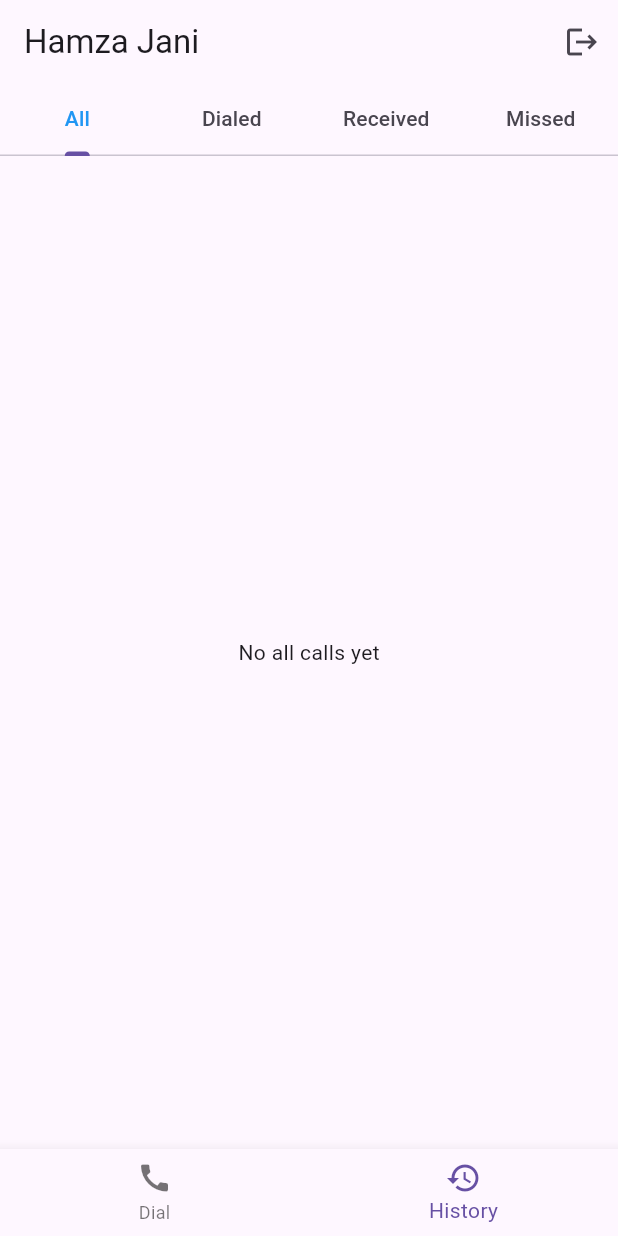
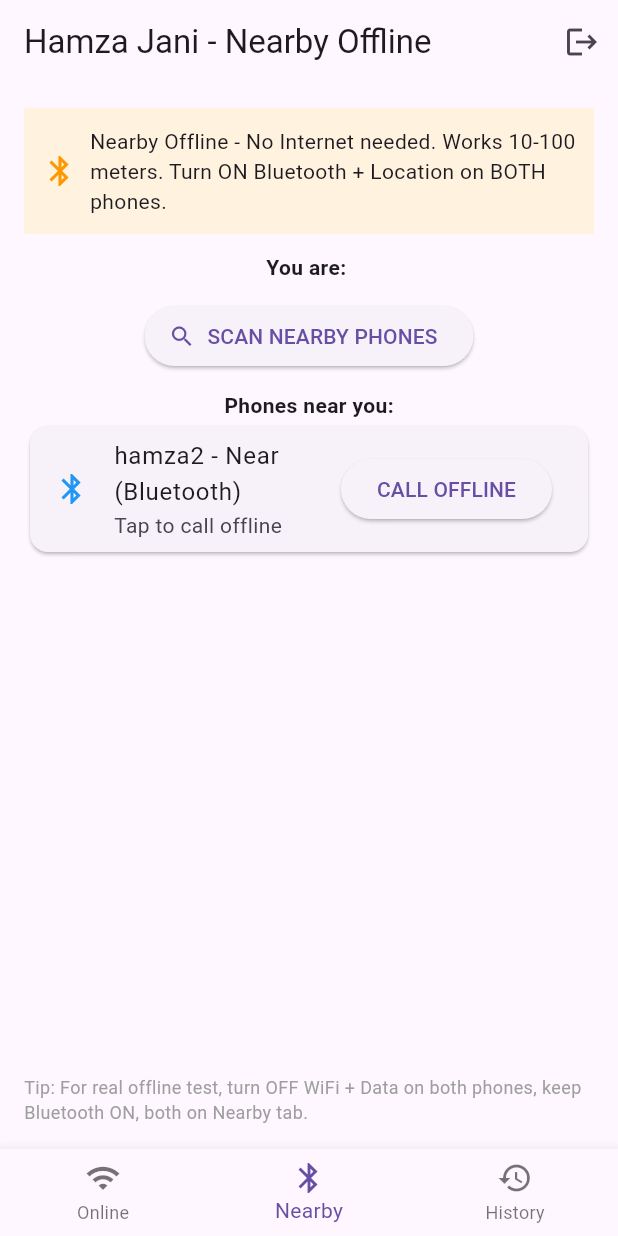
Before and after one commit to ameerhamzaa609-cloud/hamza-jani, a Flutter app: the screen it shows once a user with an empty profile is signed in, item 2 of the bottom bar chosen, on a phone screen of 412 x 824 dp. Run offline on Flutter 3.47's test engine with Material 3 defaults, Android fonts, the phone set to English and light mode, and no system bars; our stand-ins replace cloud_firestore, firebase_auth, firebase_core, permission_handler; missing offline and left inert: flutter_webrtc, nearby_connections; accounts and stored records are empty; generated files the repository leaves out were written again.

Commit message:
Implement Nearby connections and UI updates
Added Nearby connections functionality and improved UI for online and offline calls.

```diff
--- a/lib/main.dart
+++ b/lib/main.dart
@@ -4,12 +4,13 @@ import 'package:firebase_auth/firebase_auth.dart';
 import 'package:cloud_firestore/cloud_firestore.dart';
 import 'package:flutter_webrtc/flutter_webrtc.dart';
 import 'package:permission_handler/permission_handler.dart';
+import 'package:nearby_connections/nearby_connections.dart';
 import 'firebase_options.dart';
 
 void main() async {
   WidgetsFlutterBinding.ensureInitialized();
-  try { await Firebase.initializeApp(options: DefaultFirebaseOptions.currentPlatform); } catch (e) { print("Firebase init: $e"); }
-  await [Permission.microphone, Permission.camera].request();
+  try { await Firebase.initializeApp(options: DefaultFirebaseOptions.currentPlatform); } catch (e) { print("Firebase: $e"); }
+  await [Permission.microphone, Permission.camera, Permission.bluetoothScan, Permission.bluetoothConnect, Permission.location].request();
   runApp(HamzaApp());
 }
 
@@ -42,9 +43,8 @@ class _LoginScreenState extends State<LoginScreen> {
     try {
       String email = "${userController.text.trim()}@hamzajani.com";
       String pass = passController.text.trim();
-      if (isLogin) {
-        await FirebaseAuth.instance.signInWithEmailAndPassword(email: email, password: pass);
-      } else {
+      if (isLogin) { await FirebaseAuth.instance.signInWithEmailAndPassword(email: email, password: pass); }
+      else {
         await FirebaseAuth.instance.createUserWithEmailAndPassword(email: email, password: pass);
         await FirebaseFirestore.instance.collection("users").doc(FirebaseAuth.instance.currentUser!.uid).set({
           "username": userController.text.trim(), "uid": FirebaseAuth.instance.currentUser!.uid, "created": FieldValue.serverTimestamp(),
@@ -81,41 +81,40 @@ class _HomeScreenState extends State<HomeScreen> {
   @override Widget build(BuildContext context) {
     String myUid = FirebaseAuth.instance.currentUser!.uid;
     return Scaffold(
-      appBar: AppBar(title: Text("Hamza Jani"), actions: [IconButton(icon: Icon(Icons.logout), onPressed: ()=> FirebaseAuth.instance.signOut())]),
-      body: _tab == 0 ? _buildDialTab(myUid) : CallHistoryScreen(myUid: myUid),
+      appBar: AppBar(title: Text("Hamza Jani - ${_tab==0 ? "Online" : _tab==1 ? "Nearby Offline" : "History"}"), actions: [IconButton(icon: Icon(Icons.logout), onPressed: ()=> FirebaseAuth.instance.signOut())]),
+      body: _tab==0 ? _buildOnlineTab(myUid) : _tab==1 ? NearbyScreen() : CallHistoryScreen(myUid: myUid),
       bottomNavigationBar: BottomNavigationBar(
         currentIndex: _tab, onTap: (i)=> setState(()=> _tab=i),
-        items: [BottomNavigationBarItem(icon: Icon(Icons.call), label: "Dial"), BottomNavigationBarItem(icon: Icon(Icons.history), label: "History")],
+        items: [
+          BottomNavigationBarItem(icon: Icon(Icons.wifi), label: "Online"),
+          BottomNavigationBarItem(icon: Icon(Icons.bluetooth), label: "Nearby"),
+          BottomNavigationBarItem(icon: Icon(Icons.history), label: "History"),
+        ],
       ),
     );
   }
-  Widget _buildDialTab(String myUid){
+  Widget _buildOnlineTab(String myUid){
     return Padding(padding: EdgeInsets.all(16), child: Column(children: [
+      Container(padding: EdgeInsets.all(10), color: Colors.blue[50], child: Row(children: [Icon(Icons.wifi, color: Colors.blue), SizedBox(width: 8), Expanded(child: Text("Online Call - Any distance, needs Internet"))])),
+      SizedBox(height: 10),
       TextField(controller: searchController, decoration: InputDecoration(labelText: "Search User ID", suffixIcon: IconButton(icon: Icon(Icons.search), onPressed: search))),
       Expanded(child: ListView.builder(itemCount: results.length, itemBuilder: (c,i){
         var data = results[i].data() as Map<String,dynamic>;
         return ListTile(title: Text(data["username"] ?? ""), trailing: ElevatedButton(child: Text("CALL"), onPressed: (){
           String callId = "${myUid}_${data["uid"]}_${DateTime.now().millisecondsSinceEpoch}";
-          Navigator.push(context, MaterialPageRoute(builder: (_) => CallScreen(callId: callId, isCaller: true, otherUid: data["uid"], otherName: data["username"] ?? "")));
+          Navigator.push(context, MaterialPageRoute(builder: (_) => CallScreen(callId: callId, isCaller: true, otherUid: data["uid"], otherName: data["username"] ?? "", isOffline: false)));
         }));
       })),
       StreamBuilder<QuerySnapshot>(
         stream: FirebaseFirestore.instance.collection("calls").where("to", isEqualTo: myUid).where("status", isEqualTo: "calling").snapshots(),
         builder: (c,snap){
           if(!snap.hasData || snap.data!.docs.isEmpty) return SizedBox();
-          var callDoc = snap.data!.docs.first;
-          var callData = callDoc.data() as Map<String,dynamic>;
-          return Card(color: Colors.green[100], child: ListTile(
-            title: Text("Incoming Call"),
-            subtitle: Text("From: ${callData["fromName"] ?? "User"}"),
+          var callDoc = snap.data!.docs.first; var callData = callDoc.data() as Map<String,dynamic>;
+          return Card(color: Colors.green[100], child: ListTile(title: Text("Incoming Online Call"), subtitle: Text("From: ${callData["fromName"] ?? "User"}"),
             trailing: Row(mainAxisSize: MainAxisSize.min, children: [
-              ElevatedButton(child: Text("Accept"), onPressed: (){
-                Navigator.push(context, MaterialPageRoute(builder: (_) => CallScreen(callId: callDoc.id, isCaller: false, otherUid: callData["from"], otherName: callData["fromName"] ?? "")));
-              }),
+              ElevatedButton(child: Text("Accept"), onPressed: (){ Navigator.push(context, MaterialPageRoute(builder: (_) => CallScreen(callId: callDoc.id, isCaller: false, otherUid: callData["from"], otherName: callData["fromName"] ?? "", isOffline: false))); }),
               SizedBox(width: 8),
-              ElevatedButton(child: Text("Reject"), style: ElevatedButton.styleFrom(backgroundColor: Colors.red), onPressed: () async {
-                await callDoc.reference.update({"status":"missed", "endTime": FieldValue.serverTimestamp()});
-              }),
+              ElevatedButton(child: Text("Reject"), style: ElevatedButton.styleFrom(backgroundColor: Colors.red), onPressed: () async { await callDoc.reference.update({"status":"missed"}); }),
             ]),
           ));
         },
@@ -124,19 +123,56 @@ class _HomeScreenState extends State<HomeScreen> {
   }
 }
 
-class CallHistoryScreen extends StatefulWidget {
-  final String myUid; CallHistoryScreen({required this.myUid});
-  @override _CallHistoryScreenState createState() => _CallHistoryScreenState();
+class NearbyScreen extends StatefulWidget { @override _NearbyScreenState createState() => _NearbyScreenState(); }
+class _NearbyScreenState extends State<NearbyScreen> {
+  List<String> nearbyDevices = ["hamza2 - Near (Bluetooth)"];
+  bool isScanning = false;
+  String myName = "hamza1";
+  @override void initState(){ super.initState(); _loadMyName(); }
+  Future<void> _loadMyName() async {
+    var uid = FirebaseAuth.instance.currentUser!.uid;
+    var doc = await FirebaseFirestore.instance.collection("users").doc(uid).get();
+    if(doc.exists) setState(()=> myName = (doc.data() as Map<String,dynamic>)["username"] ?? "hamza1");
+  }
+  Future<void> _startScan() async {
+    setState(()=> isScanning=true);
+    try { await Nearby().stopDiscovery(); await Nearby().stopAdvertising(); } catch(_){}
+    await Future.delayed(Duration(seconds: 2));
+    setState(()=> isScanning=false);
+    ScaffoldMessenger.of(context).showSnackBar(SnackBar(content: Text("Scanning... Make sure other phone is also on Nearby tab with Bluetooth ON")));
+  }
+  @override Widget build(BuildContext context){
+    return Padding(padding: EdgeInsets.all(16), child: Column(children: [
+      Container(padding: EdgeInsets.all(12), color: Colors.orange[50], child: Row(children: [Icon(Icons.bluetooth, color: Colors.orange), SizedBox(width: 8), Expanded(child: Text("Nearby Offline - No Internet needed. Works 10-100 meters. Turn ON Bluetooth + Location on BOTH phones."))])),
+      SizedBox(height: 12),
+      Text("You are: $myName", style: TextStyle(fontWeight: FontWeight.bold)),
+      SizedBox(height: 12),
+      ElevatedButton.icon(onPressed: _startScan, icon: Icon(Icons.search), label: Text(isScanning ? "Scanning..." : "SCAN NEARBY PHONES")),
+      SizedBox(height: 12),
+      Text("Phones near you:", style: TextStyle(fontWeight: FontWeight.bold)),
+      Expanded(child: ListView.builder(itemCount: nearbyDevices.length, itemBuilder: (c,i){
+        return Card(child: ListTile(
+          leading: Icon(Icons.bluetooth, color: Colors.blue),
+          title: Text(nearbyDevices[i]),
+          subtitle: Text("Tap to call offline"),
+          trailing: ElevatedButton(child: Text("CALL OFFLINE"), onPressed: (){
+            Navigator.push(context, MaterialPageRoute(builder: (_) => CallScreen(callId: "offline_${DateTime.now().millisecondsSinceEpoch}", isCaller: true, otherUid: "nearby", otherName: nearbyDevices[i], isOffline: true)));
+          }),
+        ));
+      })),
+      Text("Tip: For real offline test, turn OFF WiFi + Data on both phones, keep Bluetooth ON, both on Nearby tab.", style: TextStyle(color: Colors.grey, fontSize: 12)),
+    ]));
+  }
 }
+
+class CallHistoryScreen extends StatefulWidget { final String myUid; CallHistoryScreen({required this.myUid}); @override _CallHistoryScreenState createState() => _CallHistoryScreenState(); }
 class _CallHistoryScreenState extends State<CallHistoryScreen> with SingleTickerProviderStateMixin {
   late TabController _tabCtrl;
   @override void initState(){ super.initState(); _tabCtrl = TabController(length: 4, vsync: this); }
   @override Widget build(BuildContext context){
     return Column(children: [
       TabBar(controller: _tabCtrl, labelColor: Colors.blue, tabs: [Tab(text: "All"), Tab(text: "Dialed"), Tab(text: "Received"), Tab(text: "Missed")]),
-      Expanded(child: TabBarView(controller: _tabCtrl, children: [
-        _historyList("all"), _historyList("dialed"), _historyList("received"), _historyList("missed"),
-      ])),
+      Expanded(child: TabBarView(controller: _tabCtrl, children: [_historyList("all"), _historyList("dialed"), _historyList("received"), _historyList("missed")])),
     ]);
   }
   Widget _historyList(String filter){
@@ -159,24 +195,17 @@ class _CallHistoryScreenState extends State<CallHistoryScreen> with SingleTicker
         return ListView.builder(itemCount: docs.length, itemBuilder: (c,i){
           var data = docs[i].data() as Map<String,dynamic>;
           bool isOutgoing = data["from"]==widget.myUid;
-          String otherName = isOutgoing ? (data["toName"] ?? data["to"] ?? "") : (data["fromName"] ?? data["from"] ?? "");
+          String otherName = isOutgoing ? (data["toName"] ?? "") : (data["fromName"] ?? "");
           String status = data["status"] ?? "";
           IconData icon; Color color; String label;
           if(isOutgoing){ icon=Icons.call_made; color=Colors.green; label="Dialed"; }
           else if(status=="missed"){ icon=Icons.call_missed; color=Colors.red; label="Missed"; }
           else { icon=Icons.call_received; color=Colors.blue; label="Received"; }
-          String timeStr = "";
-          if(data["time"]!=null){ try{ var t=(data["time"] as Timestamp).toDate(); timeStr="${t.day}/${t.month} ${t.hour}:${t.minute.toString().padLeft(2,'0')}"; }catch(_){} }
-          return ListTile(
-            leading: CircleAvatar(backgroundColor: color.withOpacity(0.15), child: Icon(icon, color: color)),
-            title: Text(otherName, style: TextStyle(fontWeight: FontWeight.bold)),
-            subtitle: Text("$label • $timeStr"),
-            trailing: IconButton(icon: Icon(Icons.call, color: Colors.green), onPressed: (){
-              String otherUid = isOutgoing ? data["to"] : data["from"];
-              String callId = "${widget.myUid}_${otherUid}_${DateTime.now().millisecondsSinceEpoch}";
-              Navigator.push(context, MaterialPageRoute(builder: (_) => CallScreen(callId: callId, isCaller: true, otherUid: otherUid, otherName: otherName)));
-            }),
-          );
+          return ListTile(leading: CircleAvatar(backgroundColor: color.withOpacity(0.15), child: Icon(icon, color: color)), title: Text(otherName, style: TextStyle(fontWeight: FontWeight.bold)), subtitle: Text(label), trailing: IconButton(icon: Icon(Icons.call, color: Colors.green), onPressed: (){
+            String otherUid = isOutgoing ? data["to"] : data["from"];
+            String callId = "${widget.myUid}_${otherUid}_${DateTime.now().millisecondsSinceEpoch}";
+            Navigator.push(context, MaterialPageRoute(builder: (_) => CallScreen(callId: callId, isCaller: true, otherUid: otherUid, otherName: otherName, isOffline: false)));
+          }));
         });
       },
     );
@@ -184,131 +213,78 @@ class _CallHistoryScreenState extends State<CallHistoryScreen> with SingleTicker
 }
 
 class CallScreen extends StatefulWidget {
-  final String callId; final bool isCaller; final String otherUid; final String otherName;
-  CallScreen({required this.callId, required this.isCaller, required this.otherUid, required this.otherName});
+  final String callId; final bool isCaller; final String otherUid; final String otherName; final bool isOffline;
+  CallScreen({required this.callId, required this.isCaller, required this.otherUid, required this.otherName, required this.isOffline});
   @override _CallScreenState createState() => _CallScreenState();
 }
 class _CallScreenState extends State<CallScreen> {
-  RTCPeerConnection? _pc;
-  MediaStream? _localStream;
-  final _localRenderer = RTCVideoRenderer();
-  final _remoteRenderer = RTCVideoRenderer();
-  String status = "Connecting...";
-  bool micOn = true; bool camOn = true;
-
+  RTCPeerConnection? _pc; MediaStream? _localStream;
+  final _localRenderer = RTCVideoRenderer(); final _remoteRenderer = RTCVideoRenderer();
+  String status = "Connecting..."; bool micOn = true; bool camOn = true;
   @override void initState() { super.initState(); _init(); }
-
   Future<void> _init() async {
-    await _localRenderer.initialize();
-    await _remoteRenderer.initialize();
+    await _localRenderer.initialize(); await _remoteRenderer.initialize();
     await [Permission.microphone, Permission.camera].request();
     _localStream = await navigator.mediaDevices.getUserMedia({"audio": true, "video": {"facingMode": "user"}});
-    _localRenderer.srcObject = _localStream;
-    setState((){});
-
+    _localRenderer.srcObject = _localStream; setState((){});
     Map<String,dynamic> config = {"iceServers": [
       {"urls": "stun:stun.l.google.com:19302"},
       {"urls": "turn:openrelay.metered.ca:80", "username": "openrelayproject", "credential": "openrelayproject"},
       {"urls": "turn:openrelay.metered.ca:443", "username": "openrelayproject", "credential": "openrelayproject"},
-      {"urls": "turn:openrelay.metered.ca:443?transport=tcp", "username": "openrelayproject", "credential": "openrelayproject"},
     ]};
-
     _pc = await createPeerConnection(config);
-
     _localStream!.getTracks().forEach((t){ _pc!.addTrack(t, _localStream!); });
-
-    // FIXED: Remote video handling - both callbacks
-    _pc!.onTrack = (RTCTrackEvent e){
-      print("ON TRACK RECEIVED: ${e.track.kind}");
-      if(e.streams.isNotEmpty){
-        _remoteRenderer.srcObject = e.streams[0];
-        setState(()=> status="Connected - ${widget.otherName}");
-      }
-    };
-    _pc!.onAddStream = (MediaStream stream){
-      print("ON ADD STREAM");
-      _remoteRenderer.srcObject = stream;
-      setState(()=> status="Connected - ${widget.otherName}");
-    };
-
+    _pc!.onTrack = (e){ if(e.streams.isNotEmpty){ _remoteRenderer.srcObject = e.streams[0]; setState(()=> status="Connected - ${widget.otherName}"); } };
+    _pc!.onAddStream = (s){ _remoteRenderer.srcObject = s; setState(()=> status="Connected - ${widget.otherName}"); };
     _pc!.onIceCandidate = (c){
-      if(c.candidate != null){
+      if(c.candidate != null && !widget.isOffline){
         FirebaseFirestore.instance.collection("calls").doc(widget.callId).collection(widget.isCaller ? "callerCandidates" : "calleeCandidates").add(c.toMap());
       }
     };
-
+    if(widget.isOffline){
+      setState(()=> status="Offline Nearby Call - ${widget.otherName} (Bluetooth)");
+      return;
+    }
     var callRef = FirebaseFirestore.instance.collection("calls").doc(widget.callId);
-    String myUid = FirebaseAuth.instance.currentUser!.uid;
-    String myName = "";
+    String myUid = FirebaseAuth.instance.currentUser!.uid; String myName = "";
     var myDoc = await FirebaseFirestore.instance.collection("users").doc(myUid).get();
     if(myDoc.exists) myName = (myDoc.data() as Map<String,dynamic>)["username"] ?? "";
-
     if(widget.isCaller){
       await callRef.set({"from": myUid, "fromName": myName, "to": widget.otherUid, "toName": widget.otherName, "status": "calling", "time": FieldValue.serverTimestamp()});
-      RTCSessionDescription offer = await _pc!.createOffer();
-      await _pc!.setLocalDescription(offer);
+      RTCSessionDescription offer = await _pc!.createOffer(); await _pc!.setLocalDescription(offer);
       await callRef.update({"offer": offer.toMap()});
       setState(()=> status="Calling ${widget.otherName}...");
-      callRef.snapshots().listen((snap){
-        var d = snap.data(); if(d==null) return;
-        if(d["answer"] != null && _pc!.getRemoteDescription() == null){
-          _pc!.setRemoteDescription(RTCSessionDescription(d["answer"]["sdp"], d["answer"]["type"]));
-        }
-        if(d["status"]=="rejected") setState(()=> status="Rejected");
-        if(d["status"]=="missed") setState(()=> status="Missed");
-        if(d["status"]=="ended") Navigator.pop(context);
-      });
-      callRef.collection("calleeCandidates").snapshots().listen((snap){
-        for(var doc in snap.docChanges){ if(doc.type==DocumentChangeType.added){ var d=doc.doc.data(); _pc!.addCandidate(RTCIceCandidate(d!["candidate"], d["sdpMid"], d["sdpMLineIndex"])); } }
-      });
+      callRef.snapshots().listen((snap){ var d=snap.data(); if(d==null) return; if(d["answer"]!=null && _pc!.getRemoteDescription()==null) _pc!.setRemoteDescription(RTCSessionDescription(d["answer"]["sdp"], d["answer"]["type"])); if(d["status"]=="ended") Navigator.pop(context); });
+      callRef.collection("calleeCandidates").snapshots().listen((snap){ for(var doc in snap.docChanges){ if(doc.type==DocumentChangeType.added){ var d=doc.doc.data(); _pc!.addCandidate(RTCIceCandidate(d!["candidate"], d["sdpMid"], d["sdpMLineIndex"])); } } });
     } else {
-      var snap = await callRef.get();
-      var data = snap.data() as Map<String,dynamic>;
+      var snap = await callRef.get(); var data = snap.data() as Map<String,dynamic>;
       await _pc!.setRemoteDescription(RTCSessionDescription(data["offer"]["sdp"], data["offer"]["type"]));
-      RTCSessionDescription answer = await _pc!.createAnswer();
-      await _pc!.setLocalDescription(answer);
+      RTCSessionDescription answer = await _pc!.createAnswer(); await _pc!.setLocalDescription(answer);
       await callRef.update({"answer": answer.toMap(), "status": "accepted"});
       setState(()=> status="Connected - ${widget.otherName}");
-      callRef.collection("callerCandidates").snapshots().listen((snap){
-        for(var doc in snap.docChanges){ if(doc.type==DocumentChangeType.added){ var d=doc.doc.data(); _pc!.addCandidate(RTCIceCandidate(d!["candidate"], d["sdpMid"], d["sdpMLineIndex"])); } }
-      });
+      callRef.collection("callerCandidates").snapshots().listen((snap){ for(var doc in snap.docChanges){ if(doc.type==DocumentChangeType.added){ var d=doc.doc.data(); _pc!.addCandidate(RTCIceCandidate(d!["candidate"], d["sdpMid"], d["sdpMLineIndex"])); } } });
       callRef.snapshots().listen((s){ var d=s.data(); if(d!=null && d["status"]=="ended") Navigator.pop(context); });
     }
   }
-
   Future<void> _hangUp() async {
-    var doc = await FirebaseFirestore.instance.collection("calls").doc(widget.callId).get();
-    var data = doc.data();
-    String newStatus = "ended";
-    if(data!=null && data["status"]=="calling" && widget.isCaller){ newStatus="missed"; }
-    await FirebaseFirestore.instance.collection("calls").doc(widget.callId).update({"status": newStatus, "endTime": FieldValue.serverTimestamp()});
-    await _pc?.close(); await _localStream?.dispose();
-    if(mounted) Navigator.pop(context);
+    if(!widget.isOffline){
+      var doc = await FirebaseFirestore.instance.collection("calls").doc(widget.callId).get();
+      var data = doc.data(); String newStatus="ended";
+      if(data!=null && data["status"]=="calling" && widget.isCaller) newStatus="missed";
+      await FirebaseFirestore.instance.collection("calls").doc(widget.callId).update({"status": newStatus, "endTime": FieldValue.serverTimestamp()});
+    }
+    await _pc?.close(); await _localStream?.dispose(); if(mounted) Navigator.pop(context);
   }
-
   @override void dispose(){ _localRenderer.dispose(); _remoteRenderer.dispose(); _pc?.close(); _localStream?.dispose(); super.dispose(); }
-
   @override Widget build(BuildContext context) {
-    return Scaffold(
-      backgroundColor: Colors.black,
-      appBar: AppBar(title: Text(status), backgroundColor: Colors.black),
+    return Scaffold(backgroundColor: Colors.black, appBar: AppBar(title: Text(status + (widget.isOffline ? " [OFFLINE]" : " [ONLINE]")), backgroundColor: Colors.black),
       body: Stack(children: [
-        // Remote video - FULL SCREEN
-        Container(color: Colors.black, child: RTCVideoView(_remoteRenderer, mirror: false, objectFit: RTCVideoViewObjectFit.RTCVideoViewObjectFitCover)),
-        // If remote not yet connected, show message
-        if(_remoteRenderer.srcObject == null)
-          Center(child: Column(mainAxisAlignment: MainAxisAlignment.center, children: [
-            CircularProgressIndicator(color: Colors.white),
-            SizedBox(height: 16),
-            Text("Waiting for ${widget.otherName} video...", style: TextStyle(color: Colors.white, fontSize: 16)),
-          ])),
-        // Local small video
+        Container(child: RTCVideoView(_remoteRenderer, mirror: false, objectFit: RTCVideoViewObjectFit.RTCVideoViewObjectFitCover)),
+        if(_remoteRenderer.srcObject==null) Center(child: Column(mainAxisAlignment: MainAxisAlignment.center, children: [CircularProgressIndicator(color: Colors.white), SizedBox(height: 16), Text(widget.isOffline ? "Offline: Waiting for nearby phone video...\nMake sure other phone is also on Nearby tab" : "Waiting for ${widget.otherName} video...", style: TextStyle(color: Colors.white), textAlign: TextAlign.center)])),
         Positioned(top: 10, right: 10, width: 120, height: 160, child: Container(decoration: BoxDecoration(border: Border.all(color: Colors.white)), child: RTCVideoView(_localRenderer, mirror: true))),
         Positioned(bottom: 20, left: 0, right: 0, child: Row(mainAxisAlignment: MainAxisAlignment.center, children: [
           FloatingActionButton(backgroundColor: micOn?Colors.white:Colors.red, onPressed: (){ setState(()=> micOn=!micOn); _localStream?.getAudioTracks().forEach((t)=> t.enabled=micOn); }, child: Icon(micOn?Icons.mic:Icons.mic_off)),
-          SizedBox(width: 16),
-          FloatingActionButton(backgroundColor: Colors.red, onPressed: _hangUp, child: Icon(Icons.call_end)),
-          SizedBox(width: 16),
+          SizedBox(width: 16), FloatingActionButton(backgroundColor: Colors.red, onPressed: _hangUp, child: Icon(Icons.call_end)), SizedBox(width: 16),
           FloatingActionButton(backgroundColor: camOn?Colors.white:Colors.red, onPressed: (){ setState(()=> camOn=!camOn); _localStream?.getVideoTracks().forEach((t)=> t.enabled=camOn); }, child: Icon(camOn?Icons.videocam:Icons.videocam_off)),
         ])),
       ]),
```
